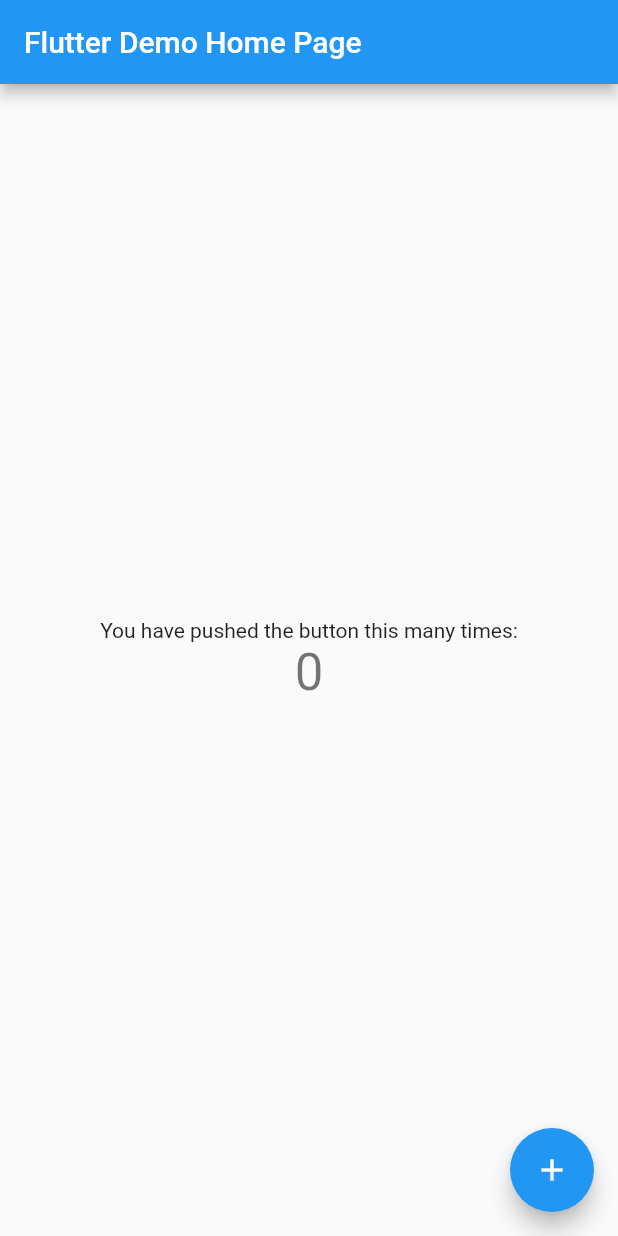
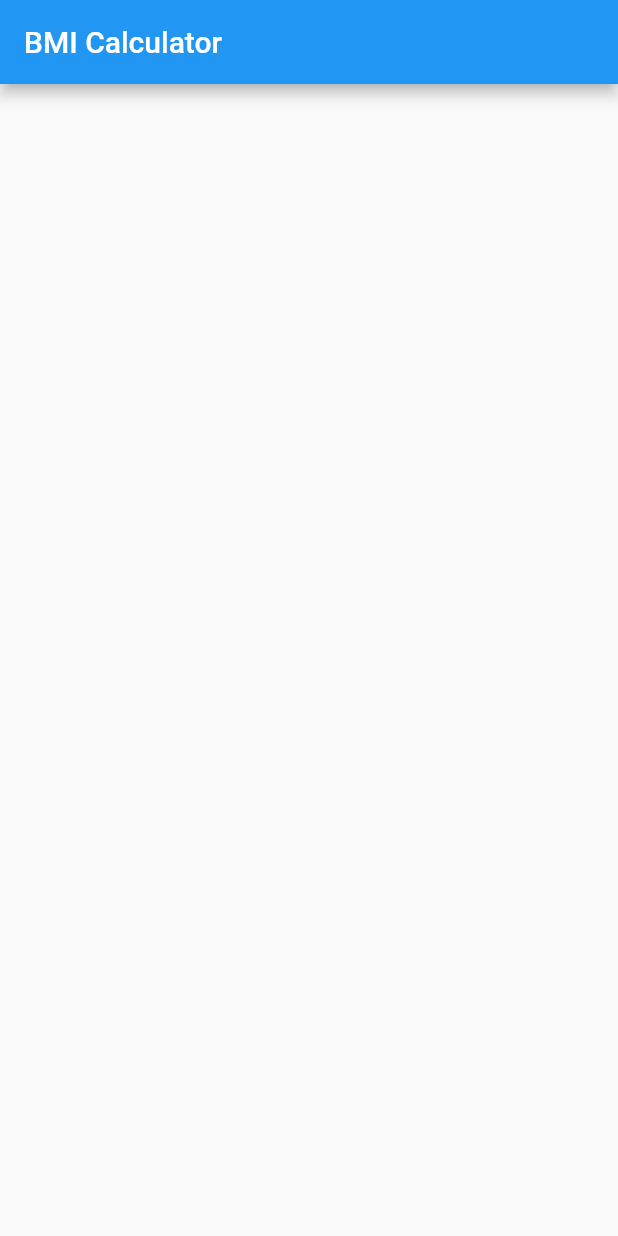
Before and after one commit to ImamHaris/bmiimhar, a Flutter app: the screen it shows after launch, on a phone screen of 412 x 824 dp. Run offline on Flutter 3.47's test engine with Material 2 defaults, Android fonts, the phone set to English and light mode, and no system bars.

Commit message:
Membuat Appbar dan file bmi data screen serta result screen

```diff
--- /dev/null
+++ b/lib/bmi_data_screen.dart
@@ -0,0 +1,21 @@
+import 'package:flutter/material.dart';
+import 'package:flutter/src/foundation/key.dart';
+import 'package:flutter/src/widgets/framework.dart';
+
+class BmiDataScreen extends StatefulWidget {
+  const BmiDataScreen({Key? key}) : super(key: key);
+
+  @override
+  State<BmiDataScreen> createState() => _BmiDataScreenState();
+}
+
+class _BmiDataScreenState extends State<BmiDataScreen> {
+  @override
+  Widget build(BuildContext context) {
+    return Scaffold(
+      appBar: AppBar(
+        title: Text("BMI Calculator"),
+      ),
+    );
+  }
+}
--- /dev/null
+++ b/lib/bmi_result_screen.dart
@@ -0,0 +1,12 @@
+import 'package:flutter/material.dart';
+import 'package:flutter/src/foundation/key.dart';
+import 'package:flutter/src/widgets/framework.dart';
+
+class BmiResultScreen extends StatelessWidget {
+  const BmiResultScreen({Key? key}) : super(key: key);
+
+  @override
+  Widget build(BuildContext context) {
+    return Container();
+  }
+}
--- a/lib/main.dart
+++ b/lib/main.dart
@@ -1,3 +1,4 @@
+import 'package:bmiimhar/bmi_data_screen.dart';
 import 'package:flutter/material.dart';
 
 void main() {
@@ -24,92 +25,6 @@
           // is not restarted.
           primarySwatch: Colors.blue,
         ),
-      home: const MyHomePage(title: 'Flutter Demo Home Page'),
-    );
+        home: BmiDataScreen());
   }
 }
-
-class MyHomePage extends StatefulWidget {
-  const MyHomePage({Key? key, required this.title}) : super(key: key);
-
-  // This widget is the home page of your application. It is stateful, meaning
-  // that it has a State object (defined below) that contains fields that affect
-  // how it looks.
-
-  // This class is the configuration for the state. It holds the values (in this
-  // case the title) provided by the parent (in this case the App widget) and
-  // used by the build method of the State. Fields in a Widget subclass are
-  // always marked "final".
-
-  final String title;
-
-  @override
-  State<MyHomePage> createState() => _MyHomePageState();
-}
-
-class _MyHomePageState extends State<MyHomePage> {
-  int _counter = 0;
-
-  void _incrementCounter() {
-    setState(() {
-      // This call to setState tells the Flutter framework that something has
-      // changed in this State, which causes it to rerun the build method below
-      // so that the display can reflect the updated values. If we changed
-      // _counter without calling setState(), then the build method would not be
-      // called again, and so nothing would appear to happen.
-      _counter++;
-    });
-  }
-
-  @override
-  Widget build(BuildContext context) {
-    // This method is rerun every time setState is called, for instance as done
-    // by the _incrementCounter method above.
-    //
-    // The Flutter framework has been optimized to make rerunning build methods
-    // fast, so that you can just rebuild anything that needs updating rather
-    // than having to individually change instances of widgets.
-    return Scaffold(
-      appBar: AppBar(
-        // Here we take the value from the MyHomePage object that was created by
-        // the App.build method, and use it to set our appbar title.
-        title: Text(widget.title),
-      ),
-      body: Center(
-        // Center is a layout widget. It takes a single child and positions it
-        // in the middle of the parent.
-        child: Column(
-          // Column is also a layout widget. It takes a list of children and
-          // arranges them vertically. By default, it sizes itself to fit its
-          // children horizontally, and tries to be as tall as its parent.
-          //
-          // Invoke "debug painting" (press "p" in the console, choose the
-          // "Toggle Debug Paint" action from the Flutter Inspector in Android
-          // Studio, or the "Toggle Debug Paint" command in Visual Studio Code)
-          // to see the wireframe for each widget.
-          //
-          // Column has various properties to control how it sizes itself and
-          // how it positions its children. Here we use mainAxisAlignment to
-          // center the children vertically; the main axis here is the vertical
-          // axis because Columns are vertical (the cross axis would be
-          // horizontal).
-          mainAxisAlignment: MainAxisAlignment.center,
-          children: <Widget>[
-            const Text(
-              'You have pushed the button this many times:',
-            ),
-            Text(
-              '$_counter',
-              style: Theme.of(context).textTheme.headline4,
-            ),
-          ],
-        ),
-      ),
-      floatingActionButton: FloatingActionButton(
-        onPressed: _incrementCounter,
-        tooltip: 'Increment',
-        child: const Icon(Icons.add),
-      ), // This trailing comma makes auto-formatting nicer for build methods.
-    );
-  }
-}
```
Lines whose indentation alone changed are shown as unchanged.
